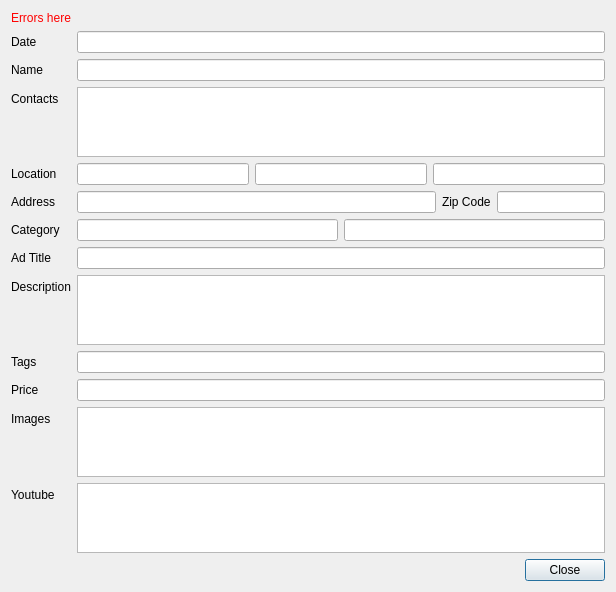
CraigsCoin/CraigsCoin, file src/qt/forms/showad.ui: the form before one commit.
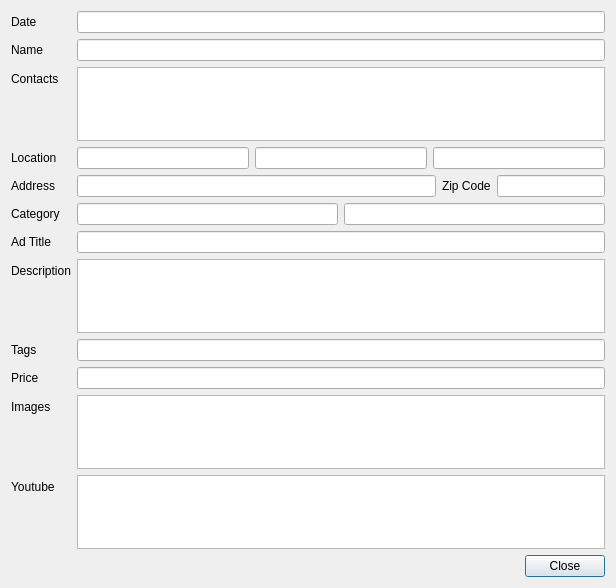
The form after the commit.

```diff
--- a/src/qt/forms/showad.ui
+++ b/src/qt/forms/showad.ui
@@ -11,23 +11,10 @@
    </rect>
   </property>
   <layout class="QFormLayout" name="formLayout">
+   <property name="fieldGrowthPolicy">
+    <enum>QFormLayout::AllNonFixedFieldsGrow</enum>
+   </property>
    <item row="0" column="0">
-    <widget class="QLabel" name="errors">
-     <property name="sizePolicy">
-      <sizepolicy hsizetype="Expanding" vsizetype="Preferred">
-       <horstretch>0</horstretch>
-       <verstretch>0</verstretch>
-      </sizepolicy>
-     </property>
-     <property name="styleSheet">
-      <string notr="true">color: red</string>
-     </property>
-     <property name="text">
-      <string>Errors here</string>
-     </property>
-    </widget>
-   </item>
-   <item row="1" column="0">
     <widget class="QLabel" name="labelDate">
      <property name="text">
       <string>Date</string>
@@ -37,35 +24,35 @@
      </property>
     </widget>
    </item>
-   <item row="1" column="1">
+   <item row="0" column="1">
     <widget class="QLineEdit" name="date">
      <property name="readOnly">
       <bool>true</bool>
      </property>
     </widget>
    </item>
-   <item row="2" column="0">
+   <item row="1" column="0">
     <widget class="QLabel" name="label_2">
      <property name="text">
       <string>Name</string>
      </property>
     </widget>
    </item>
-   <item row="2" column="1">
+   <item row="1" column="1">
     <widget class="QLineEdit" name="name">
      <property name="readOnly">
       <bool>true</bool>
      </property>
     </widget>
    </item>
-   <item row="3" column="0">
+   <item row="2" column="0">
     <widget class="QLabel" name="label_3">
      <property name="text">
       <string>Contacts</string>
      </property>
     </widget>
    </item>
-   <item row="3" column="1">
+   <item row="2" column="1">
     <widget class="QPlainTextEdit" name="contacts">
      <property name="sizePolicy">
       <sizepolicy hsizetype="Expanding" vsizetype="Preferred">
@@ -78,14 +65,14 @@
      </property>
     </widget>
    </item>
-   <item row="4" column="0">
+   <item row="3" column="0">
     <widget class="QLabel" name="label_4">
      <property name="text">
       <string>Location</string>
      </property>
     </widget>
    </item>
-   <item row="4" column="1">
+   <item row="3" column="1">
     <layout class="QHBoxLayout" name="horizontalLayout_7">
      <item>
       <widget class="QLineEdit" name="country">
@@ -128,14 +115,14 @@
      </item>
     </layout>
    </item>
-   <item row="5" column="0">
+   <item row="4" column="0">
     <widget class="QLabel" name="label_5">
      <property name="text">
       <string>Address</string>
      </property>
     </widget>
    </item>
-   <item row="5" column="1">
+   <item row="4" column="1">
     <layout class="QHBoxLayout" name="horizontalLayout_4">
      <item>
       <widget class="QLineEdit" name="address">
@@ -172,14 +159,14 @@
      </item>
     </layout>
    </item>
-   <item row="6" column="0">
+   <item row="5" column="0">
     <widget class="QLabel" name="label_7">
      <property name="text">
       <string>Category</string>
      </property>
     </widget>
    </item>
-   <item row="6" column="1">
+   <item row="5" column="1">
     <layout class="QHBoxLayout" name="horizontalLayout_5">
      <item>
       <widget class="QLineEdit" name="category">
@@ -209,70 +196,70 @@
      </item>
     </layout>
    </item>
-   <item row="7" column="0">
+   <item row="6" column="0">
     <widget class="QLabel" name="label_8">
      <property name="text">
       <string>Ad Title</string>
      </property>
     </widget>
    </item>
-   <item row="7" column="1">
+   <item row="6" column="1">
     <widget class="QLineEdit" name="title">
      <property name="readOnly">
       <bool>true</bool>
      </property>
     </widget>
    </item>
-   <item row="8" column="0">
+   <item row="7" column="0">
     <widget class="QLabel" name="label_9">
      <property name="text">
       <string>Description</string>
      </property>
     </widget>
    </item>
-   <item row="8" column="1">
+   <item row="7" column="1">
     <widget class="QPlainTextEdit" name="description">
      <property name="readOnly">
       <bool>true</bool>
      </property>
     </widget>
    </item>
-   <item row="9" column="0">
+   <item row="8" column="0">
     <widget class="QLabel" name="label_10">
      <property name="text">
       <string>Tags</string>
      </property>
     </widget>
    </item>
-   <item row="9" column="1">
+   <item row="8" column="1">
     <widget class="QLineEdit" name="tags">
      <property name="readOnly">
       <bool>true</bool>
      </property>
     </widget>
    </item>
-   <item row="10" column="0">
+   <item row="9" column="0">
     <widget class="QLabel" name="label_11">
      <property name="text">
       <string>Price</string>
      </property>
     </widget>
    </item>
-   <item row="10" column="1">
+   <item row="9" column="1">
     <widget class="QLineEdit" name="price">
      <property name="readOnly">
       <bool>true</bool>
      </property>
     </widget>
    </item>
-   <item row="11" column="0">
+   <item row="10" column="0">
     <widget class="QLabel" name="label_12">
      <property name="text">
       <string>Images</string>
      </property>
     </widget>
    </item>
-   <item row="11" column="1">
+   <item row="10" column="1">
     <widget class="QListWidget" name="images">
      <property name="editTriggers">
       <set>QAbstractItemView::NoEditTriggers</set>
@@ -282,7 +269,14 @@
      </property>
     </widget>
    </item>
-   <item row="12" column="1">
+   <item row="11" column="0">
+    <widget class="QLabel" name="label_13">
+     <property name="text">
+      <string>Youtube</string>
+     </property>
+    </widget>
+   </item>
+   <item row="11" column="1">
     <widget class="QListWidget" name="videos">
      <property name="editTriggers">
       <set>QAbstractItemView::NoEditTriggers</set>
@@ -292,7 +286,7 @@
      </property>
     </widget>
    </item>
-   <item row="13" column="1">
+   <item row="12" column="1">
     <layout class="QHBoxLayout" name="horizontalLayout">
      <item>
       <spacer name="horizontalSpacer">
@@ -316,13 +310,6 @@
      </item>
     </layout>
    </item>
-   <item row="12" column="0">
-    <widget class="QLabel" name="label_13">
-     <property name="text">
-      <string>Youtube</string>
-     </property>
-    </widget>
-   </item>
   </layout>
  </widget>
  <resources/>
```
